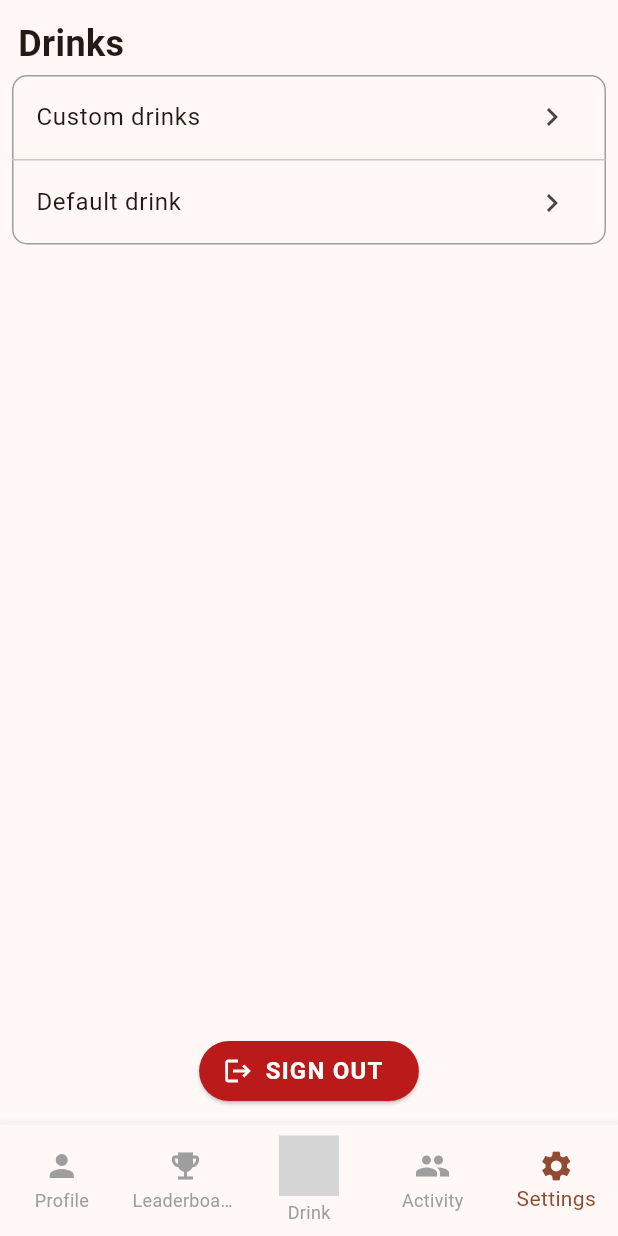
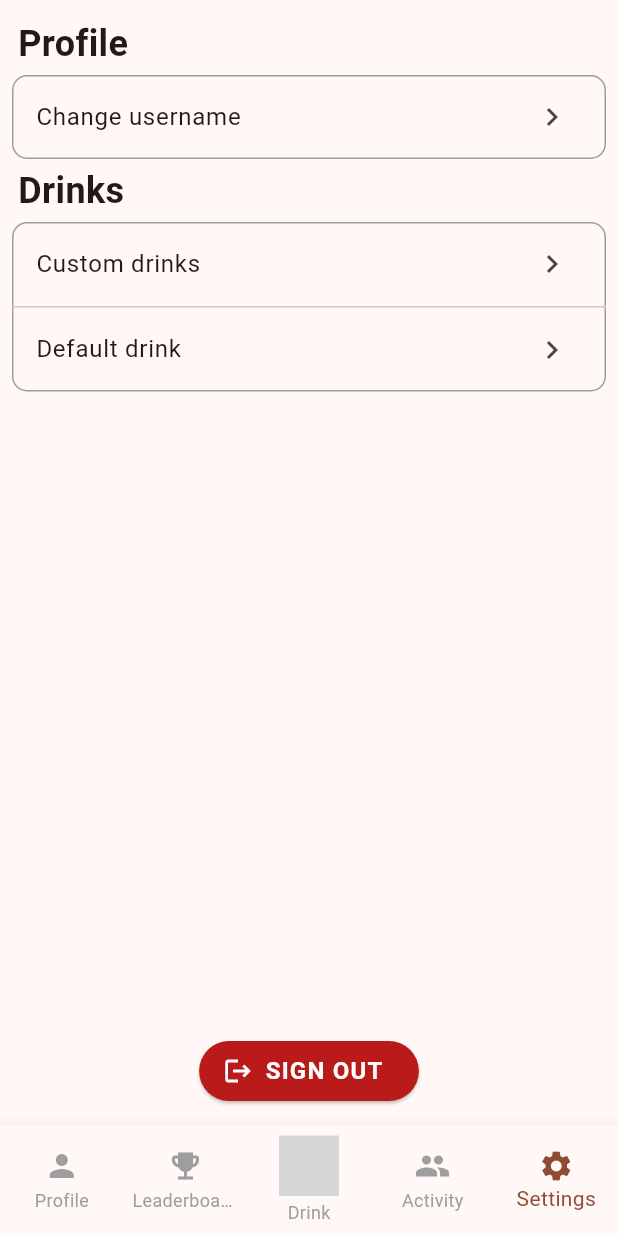
Before and after one commit to ohtenkay/remembeer, a Flutter app: the screen it shows once a user with an empty profile is signed in, item 5 of the bottom bar chosen, on a phone screen of 412 x 824 dp. Run offline on Flutter 3.47's test engine with Material 3 defaults, Android fonts, the phone set to English and light mode, and no system bars; our stand-ins replace cloud_firestore, firebase_auth, firebase_core, flutter_svg, get_it, rxdart; accounts and stored records are empty; network calls fail; project files that could hold a hidden picture were left out; grey boxes are pictures that could not be loaded.

Commit message:
feat: change username from settings

```diff
--- a/lib/pages/settings_page.dart
+++ b/lib/pages/settings_page.dart
@@ -1,5 +1,6 @@
 import 'package:flutter/material.dart';
 import 'package:remembeer/auth/service/auth_service.dart';
+import 'package:remembeer/auth/widget/username_page.dart';
 import 'package:remembeer/common/widget/page_template.dart';
 import 'package:remembeer/drink_type/widget/custom_drink_types_page.dart';
 import 'package:remembeer/ioc/ioc_container.dart';
@@ -16,8 +17,10 @@ class SettingsPage extends StatelessWidget {
       child: Column(
         crossAxisAlignment: CrossAxisAlignment.start,
         children: [
+          _buildHeading('Profile'),
+          _buildProfileSettingsBox(context),
           _buildHeading('Drinks'),
-          _buildDrinkSettinsBox(context),
+          _buildDrinkSettingsBox(context),
           const Spacer(),
           _buildSignOutButton(context),
         ],
@@ -65,11 +68,11 @@ class SettingsPage extends StatelessWidget {
     );
   }
 
-  Widget _buildSettingsCard(
-    BuildContext context,
-    String title,
-    Widget destinationPage,
-  ) {
+  Widget _buildSettingsCard({
+    required BuildContext context,
+    required String title,
+    required Widget destinationPage,
+  }) {
     return ListTile(
       title: Text(title),
       trailing: const Icon(Icons.chevron_right),
@@ -81,7 +84,42 @@ class SettingsPage extends StatelessWidget {
     );
   }
 
-  Widget _buildDrinkSettinsBox(BuildContext context) {
+  Widget _buildDrinkSettingsBox(BuildContext context) {
+    return _buildSettingsBox(
+      context: context,
+      children: [
+        _buildSettingsCard(
+          context: context,
+          title: 'Custom drinks',
+          destinationPage: CustomDrinkTypesPage(),
+        ),
+        const Divider(height: 1),
+        _buildSettingsCard(
+          context: context,
+          title: 'Default drink',
+          destinationPage: const DefaultDrinkPage(),
+        ),
+      ],
+    );
+  }
+
+  Widget _buildProfileSettingsBox(BuildContext context) {
+    return _buildSettingsBox(
+      context: context,
+      children: [
+        _buildSettingsCard(
+          context: context,
+          title: 'Change username',
+          destinationPage: UserNamePage(),
+        ),
+      ],
+    );
+  }
+
+  Widget _buildSettingsBox({
+    required BuildContext context,
+    required List<Widget> children,
+  }) {
     return DecoratedBox(
       decoration: BoxDecoration(
         borderRadius: BorderRadius.circular(10.0),
@@ -91,15 +129,7 @@ class SettingsPage extends StatelessWidget {
         ),
       ),
       child: Column(
-        children: [
-          _buildSettingsCard(context, 'Custom drinks', CustomDrinkTypesPage()),
-          const Divider(height: 1),
-          _buildSettingsCard(
-            context,
-            'Default drink',
-            const DefaultDrinkPage(),
-          ),
-        ],
+        children: children,
       ),
     );
   }
```
